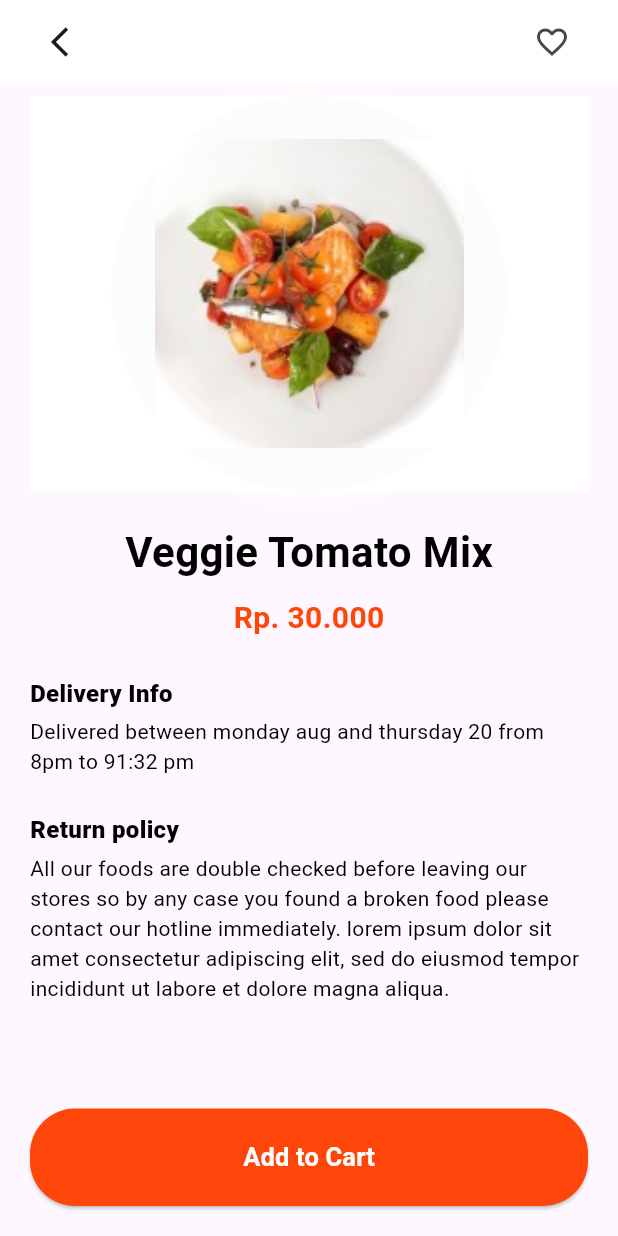
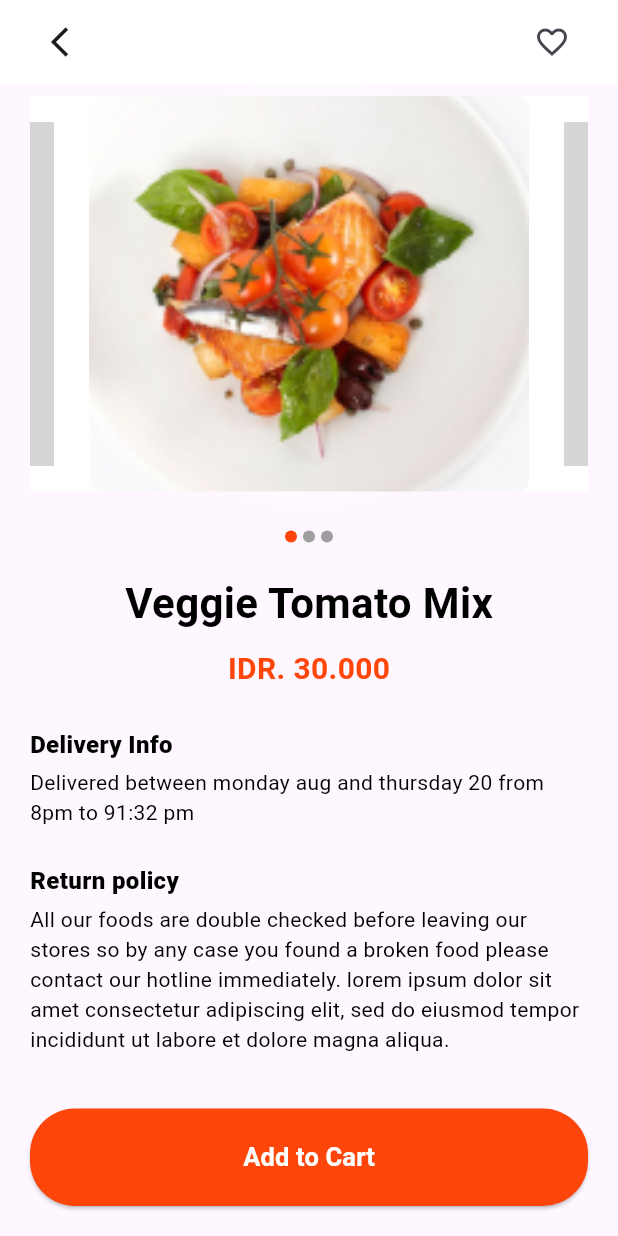
Before and after one commit to ferya2/cafe_app, a Flutter app: the DetailProductPage screen opened directly, on a phone screen of 412 x 824 dp. Run offline on Flutter 3.47's test engine with Material 3 defaults, Android fonts, the phone set to English and light mode, and no system bars; drawn by our look-alikes of carousel_slider; our stand-ins replace flutter_svg, google_fonts; grey boxes are pictures that could not be loaded.

Commit message:
update detail product add carousel

```diff
--- a/app_rest/app_rest/lib/view/detail_product.dart
+++ b/app_rest/app_rest/lib/view/detail_product.dart
@@ -3,6 +3,7 @@ import 'package:app_rest/constanst/colors/colors.dart';
 import 'package:app_rest/constanst/textstyles/textstyle.dart';
 import 'package:app_rest/view/favorite.dart';
 import 'package:app_rest/view/home.dart';
+import 'package:carousel_slider/carousel_slider.dart';
 import 'package:flutter/material.dart';
 
 class DetailProductPage extends StatefulWidget {
@@ -11,6 +12,9 @@ class DetailProductPage extends StatefulWidget {
   @override
   State<DetailProductPage> createState() => _DetailProductPageState();
 }
+
+int _currentImageIndex = 0;
+bool _isFavorite = false;
 
 class _DetailProductPageState extends State<DetailProductPage> {
   @override
@@ -31,8 +35,22 @@ class _DetailProductPageState extends State<DetailProductPage> {
           Padding(
             padding: const EdgeInsets.only(right: 20),
             child: IconButton(
-              onPressed: () {},
-              icon: const Icon(Icons.favorite_border_outlined),
+              onPressed: () {
+                // Toggle status favorit saat ikon diklik
+                setState(() {
+                  _isFavorite = !_isFavorite;
+                });
+              },
+              icon: Icon(
+                _isFavorite
+                    ? Icons
+                        .favorite_outlined // Jika favorit, tampilkan ikon love berwarna
+                    : Icons
+                        .favorite_border_outlined, // Jika tidak favorit, tampilkan ikon love default
+                color: _isFavorite
+                    ? AppColor.primaryColor // Warna love berwarna favorit
+                    : null, // Warna default ikon love
+              ),
             ),
           )
         ],
@@ -68,28 +86,77 @@ class _DetailProductPageState extends State<DetailProductPage> {
                               blurRadius: 7,
                             )
                           ]),
-                      child: CircleAvatar(
-                        backgroundColor:
-                            AppColor.whiteGradient.withOpacity(0.2),
-                        child: Image(
-                          image: AssetImage('images/png/vege2.png'),
-                          height: MediaQuery.of(context).size.height * 0.25,
-                          color: AppColor.whiteNeutral.withOpacity(1),
-                          colorBlendMode: BlendMode.multiply,
-                          fit: BoxFit.fill,
+                      child: CarouselSlider(
+                        options: CarouselOptions(
+                            height: MediaQuery.of(context).size.height * 0.35,
+                            enlargeCenterPage: true,
+                            autoPlay: true,
+                            aspectRatio: 16 / 9,
+                            autoPlayCurve: Curves.fastOutSlowIn,
+                            enableInfiniteScroll: true,
+                            autoPlayAnimationDuration:
+                                const Duration(milliseconds: 800),
+                            viewportFraction: 0.8,
+                            onPageChanged: (index, reason) {
+                              setState(() {
+                                _currentImageIndex = index;
+                              });
+                            }),
+                        items: [
+                          'images/png/vege.png',
+                          'images/png/vege4.jpg',
+                          'images/png/vege5.jpg',
+                        ].map((imagePath) {
+                          return Builder(
+                            builder: (BuildContext context) {
+                              return Container(
+                                width: MediaQuery.of(context).size.width,
+                                margin:
+                                    const EdgeInsets.symmetric(horizontal: 2.0),
+                                decoration: BoxDecoration(
+                                  borderRadius: BorderRadius.circular(8.0),
+                                  image: DecorationImage(
+                                    fit: BoxFit.cover,
+                                    image: AssetImage(imagePath),
+                                  ),
+                                ),
+                              );
+                            },
+                          );
+                        }).toList(),
+                      ),
+                    ),
+                  ),
+                  const SizedBox(
+                    height: 16,
+                  ),
+                  Row(
+                    mainAxisAlignment: MainAxisAlignment.center,
+                    children: List.generate(
+                      3, // Jumlah gambar dalam Carousel
+                      (index) => Container(
+                        width: 8.0,
+                        height: 8.0,
+                        margin: const EdgeInsets.symmetric(
+                            vertical: 10.0, horizontal: 2.0),
+                        decoration: BoxDecoration(
+                          shape: BoxShape.circle,
+                          color: _currentImageIndex == index
+                              ? AppColor.primaryColor
+                              : Colors.grey,
                         ),
                       ),
                     ),
                   ),
                   const SizedBox(
-                    height: 20,
+                    height: 10,
                   ),
                   Text('Veggie Tomato Mix',
                       style: AppTextStyle.nameTittleCenter),
                   const SizedBox(
                     height: 10,
                   ),
-                  Text('Rp. 30.000', style: AppTextStyle.priceProduct),
+                  Text('IDR. 30.000', style: AppTextStyle.priceProduct),
                 ],
               ),
               const SizedBox(height: 24),
```
Also changed, not shown: 2 other files.
